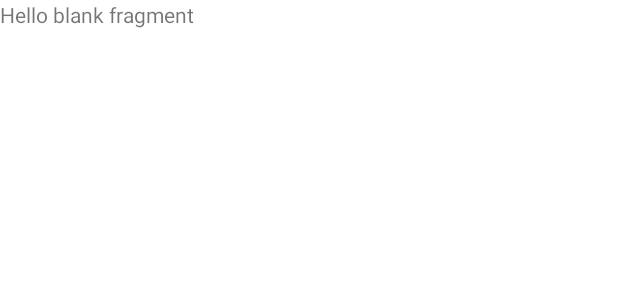
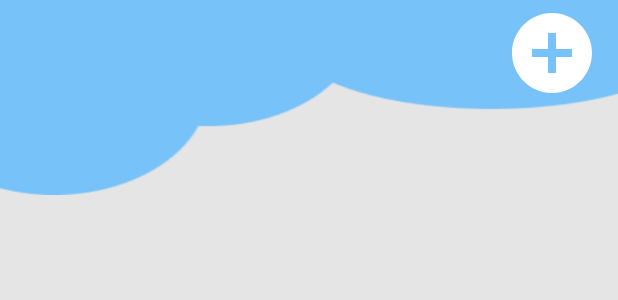
Before and after one commit to AleksandraRusak/PlanifyProject, an Android app: the layout fragment_home.xml on its own in the app's theme, with its tools: preview values and no code run, on a phone screen of 412 x 824 dp. Shown: the top 300 px of the screen. Run offline under Robolectric (Android 15) with nearby library versions, the phone set to English and light mode, and no system bars.

Commit message:
Added Single todo Fragment to add a single task with add TODO button and dialog textInput to write a task

```diff
--- a/app/src/main/java/com/example/planify/fragments/SignUpFragment.kt
+++ b/app/src/main/java/com/example/planify/fragments/SignUpFragment.kt
@@ -50,10 +50,11 @@ class SignUpFragment : Fragment() {
             if (email.isNotEmpty() && password.isNotEmpty() && confirmPassword.isNotEmpty()) {
                 if (password == confirmPassword) {
 
+                    Toast.makeText(context, "Registered Successfully", Toast.LENGTH_SHORT).show()
                     registerUser(email, password)
 
                 } else {
-                    Toast.makeText(context, "Password is not match", Toast.LENGTH_SHORT).show()
+                    Toast.makeText(context, "Password does not match", Toast.LENGTH_SHORT).show()
                 }
             } else
                 Toast.makeText(context, "Empty fields are not allowed", Toast.LENGTH_SHORT).show()
--- /dev/null
+++ b/app/src/main/res/drawable/baseline_add_24.xml
@@ -0,0 +1,5 @@
+<vector android:height="24dp" android:tint="#FFFFFF"
+    android:viewportHeight="24" android:viewportWidth="24"
+    android:width="24dp" xmlns:android="http://schemas.android.com/apk/res/android">
+    <path android:fillColor="@android:color/white" android:pathData="M19,13h-6v6h-2v-6H5v-2h6V5h2v6h6v2z"/>
+</vector>
--- /dev/null
+++ b/app/src/main/res/drawable/baseline_add_circle_24.xml
@@ -0,0 +1,5 @@
+<vector android:height="24dp" android:tint="#FFFFFF"
+    android:viewportHeight="24" android:viewportWidth="24"
+    android:width="24dp" xmlns:android="http://schemas.android.com/apk/res/android">
+    <path android:fillColor="@android:color/white" android:pathData="M12,2C6.48,2 2,6.48 2,12s4.48,10 10,10 10,-4.48 10,-10S17.52,2 12,2zM17,13h-4v4h-2v-4L7,13v-2h4L11,7h2v4h4v2z"/>
+</vector>
--- /dev/null
+++ b/app/src/main/res/drawable/baseline_arrow_forward_24.xml
@@ -0,0 +1,5 @@
+<vector android:autoMirrored="true" android:height="24dp"
+    android:tint="#77C2F9" android:viewportHeight="24"
+    android:viewportWidth="24" android:width="24dp" xmlns:android="http://schemas.android.com/apk/res/android">
+    <path android:fillColor="@android:color/white" android:pathData="M12,4l-1.41,1.41L16.17,11H4v2h12.17l-5.58,5.59L12,20l8,-8z"/>
+</vector>
--- /dev/null
+++ b/app/src/main/res/drawable/baseline_close_24.xml
@@ -0,0 +1,5 @@
+<vector android:height="24dp" android:tint="#000000"
+    android:viewportHeight="24" android:viewportWidth="24"
+    android:width="24dp" xmlns:android="http://schemas.android.com/apk/res/android">
+    <path android:fillColor="@android:color/white" android:pathData="M19,6.41L17.59,5 12,10.59 6.41,5 5,6.41 10.59,12 5,17.59 6.41,19 12,13.41 17.59,19 19,17.59 13.41,12z"/>
+</vector>
--- a/app/src/main/res/layout/fragment_home.xml
+++ b/app/src/main/res/layout/fragment_home.xml
@@ -1,14 +1,41 @@
 <?xml version="1.0" encoding="utf-8"?>
 <FrameLayout xmlns:android="http://schemas.android.com/apk/res/android"
+    xmlns:app="http://schemas.android.com/apk/res-auto"
     xmlns:tools="http://schemas.android.com/tools"
     android:layout_width="match_parent"
     android:layout_height="match_parent"
+    android:background="@color/grey"
     tools:context=".fragments.HomeFragment">
 
-    <!-- TODO: Update blank fragment layout -->
-    <TextView
-        android:layout_width="match_parent"
-        android:layout_height="match_parent"
-        android:text="@string/hello_blank_fragment" />
 
-</FrameLayout>
+        <androidx.constraintlayout.widget.ConstraintLayout
+            android:layout_width="match_parent"
+            android:layout_height="match_parent">
+
+            <androidx.appcompat.widget.AppCompatImageView
+                android:id="@+id/iv_design"
+                android:layout_width="match_parent"
+                android:layout_height="130dp"
+                android:scaleType="fitXY"
+                android:src="@drawable/design"
+                app:layout_constraintEnd_toEndOf="parent"
+                app:layout_constraintHorizontal_bias="0.5"
+                app:layout_constraintStart_toStartOf="parent"
+                app:layout_constraintTop_toTopOf="parent" />
+
+            <androidx.appcompat.widget.AppCompatImageView
+                android:id="@+id/btnAddToDo"
+                android:layout_width="64dp"
+                android:layout_height="64dp"
+                android:layout_marginTop="3dp"
+                android:layout_marginEnd="12dp"
+                android:src="@drawable/baseline_add_circle_24"
+                app:layout_constraintEnd_toEndOf="parent"
+                app:layout_constraintTop_toTopOf="parent" />
+
+
+
+
+        </androidx.constraintlayout.widget.ConstraintLayout>
+
+    </FrameLayout>
```
Also changed, not shown: app/src/main/java/com/example/planify/fragments/AddSingleToDoFragment.kt (added, +56 -0 lines), app/src/main/java/com/example/planify/fragments/HomeFragment.kt (+49 -2 lines), app/src/main/res/layout/fragment_add_single_to_do.xml (added, +69 -0 lines).
